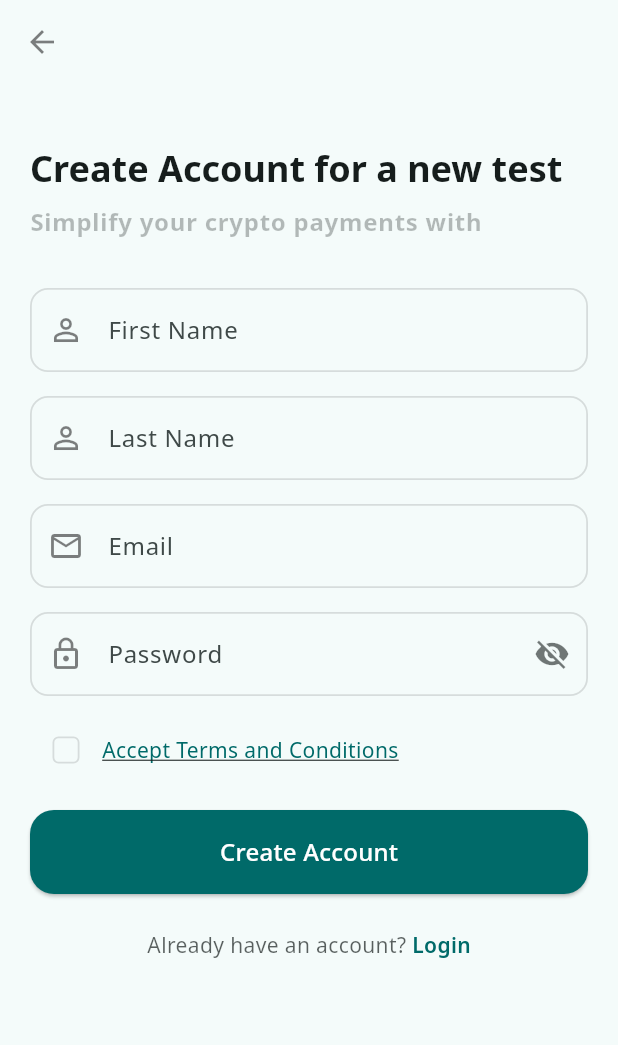
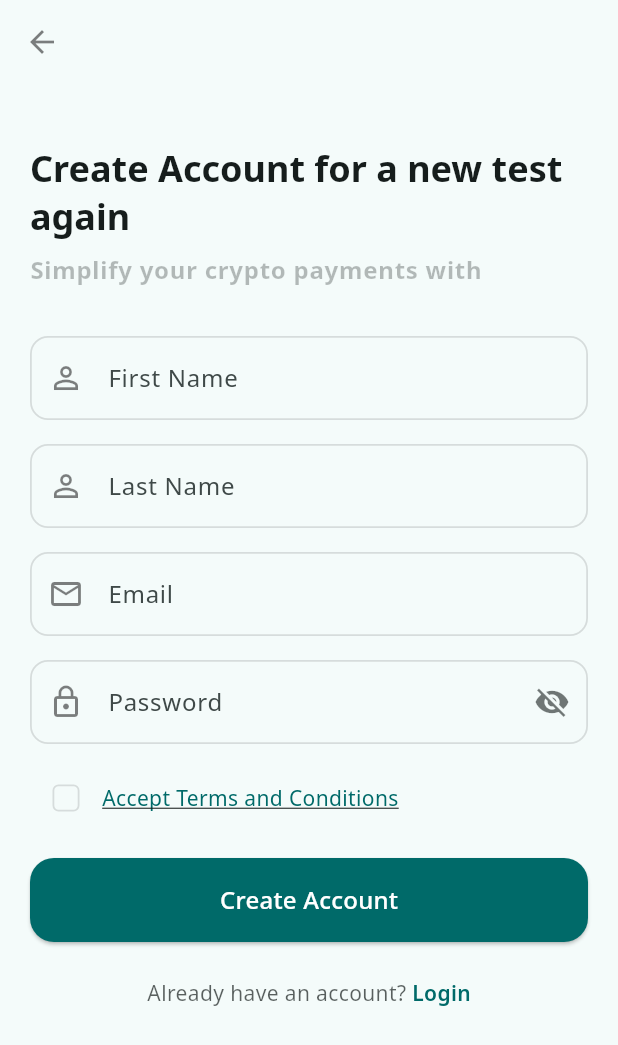
Before and after one commit to jaywezz/pretinum, a Flutter app: the RegistrationScreen screen opened by its route, on a phone screen of 412 x 824 dp. Shown: the top 1045 px of the screen. Run offline on Flutter 3.47's test engine with Material 3 defaults, Android fonts, the phone set to English and light mode, and no system bars; our stand-ins replace flex_color_scheme, flutter_riverpod, go_router, google_fonts.

Commit message:
made change

```diff
--- a/lib/features/authenitcation/registration.dart
+++ b/lib/features/authenitcation/registration.dart
@@ -36,7 +36,7 @@ class _RegistrationScreenState extends State<RegistrationScreen> {
               children: [
                 const SizedBox(height: 8),
                 Text(
-                  'Create Account for a new test',
+                  'Create Account for a new test again',
                   style: theme.textTheme.headlineSmall?.copyWith(
                     fontWeight: FontWeight.bold,
                     color: theme.colorScheme.onSurface,
```
